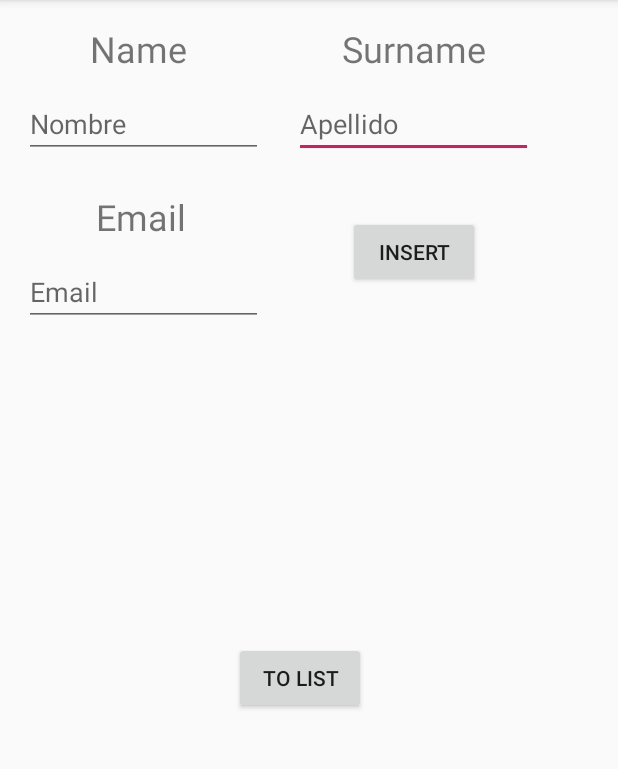
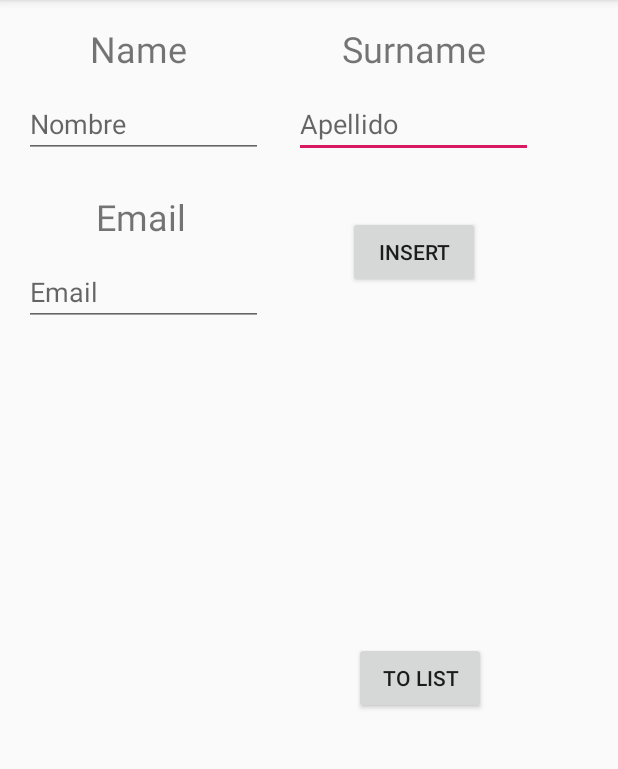
Before and after one commit to Viter1/Agenda4_Mobile1.1, an Android app: the screen it shows after launch (MainActivity), after a tap on "TO LIST", on a phone screen of 412 x 824 dp, the part 84-853 px from its top. Run offline under Robolectric (Android 15) with nearby library versions, the phone set to English and light mode, and no system bars; our stand-ins replace Volley; network calls fail.

Commit message:
finish agenda_mobile 1.1

```diff
--- a/app/src/main/java/com/example/agenda4/MainActivity.java
+++ b/app/src/main/java/com/example/agenda4/MainActivity.java
@@ -99,7 +99,6 @@ public class MainActivity extends AppCompatActivity {
                         Log.d("Response", response);
                         Toast toastInsertado;
                         String respuesta = response.trim();
-
                         if (respuesta!=null){
                             toastInsertado = Toast.makeText(getApplicationContext(),
                                     "TODO BIEN MAQUINA", Toast.LENGTH_SHORT);
@@ -192,8 +191,4 @@ public class MainActivity extends AppCompatActivity {
 // Add the request to the RequestQueue.
         queue.add(stringRequest);
     }
-    public ArrayList<Contacto> listado_final(ArrayList<Contacto> contactos){
-        ArrayList<Contacto> listado_final = contactos;
-        return listado_final;
-    }
 }
--- a/app/src/main/res/layout/activity_main.xml
+++ b/app/src/main/res/layout/activity_main.xml
@@ -91,8 +91,8 @@
         android:id="@+id/btn_listar"
         android:layout_width="wrap_content"
         android:layout_height="wrap_content"
-        android:layout_marginStart="140dp"
-        android:layout_marginLeft="140dp"
+        android:layout_marginStart="220dp"
+        android:layout_marginLeft="220dp"
         android:layout_marginTop="412dp"
         android:text="to list"
         app:layout_constraintStart_toStartOf="parent"
```
